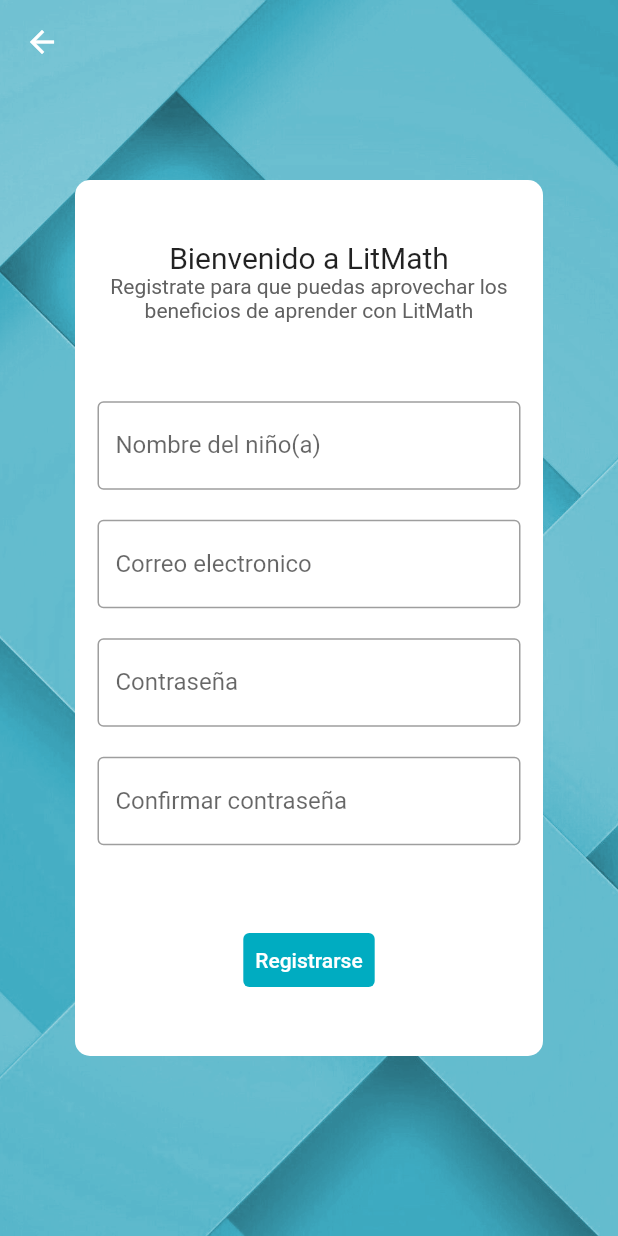
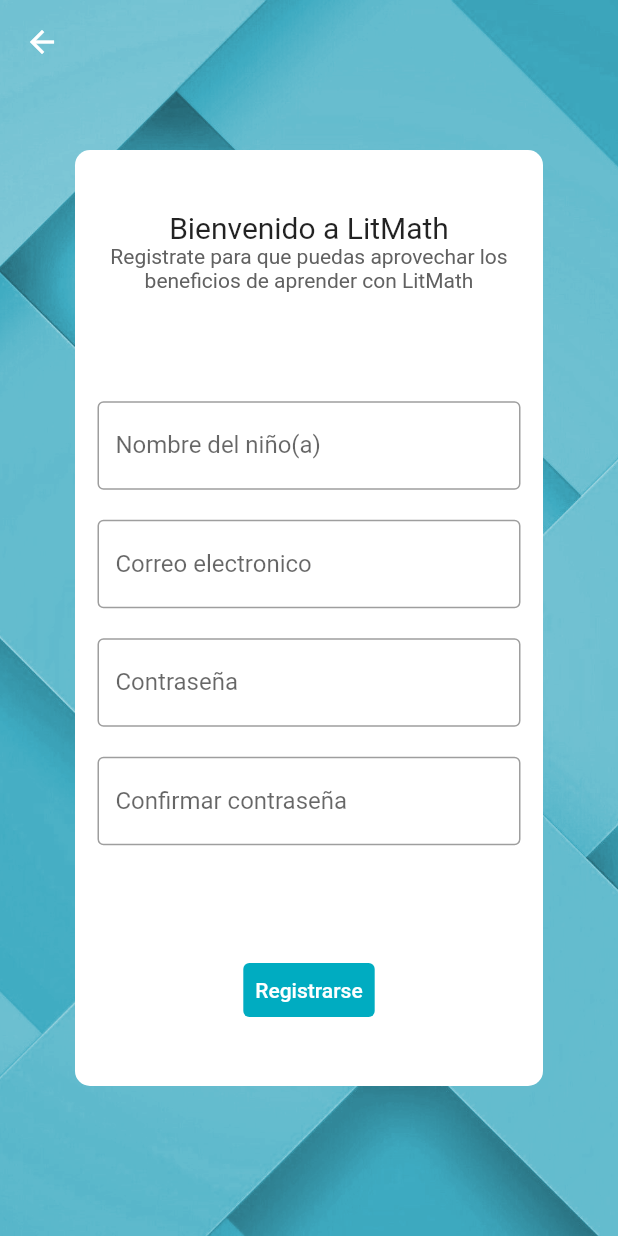
Before and after one commit to OrbitalCardinal/LitMath, a Flutter app: the NewSignUpScreen screen opened by its route, on a phone screen of 412 x 824 dp. Run offline on Flutter 3.47's test engine with Material 2 defaults, Android fonts, the phone set to English and light mode, and no system bars.

Commit message:
Fix for overflow when validation error occurs on SignUp screen

```diff
--- a/litmath/lib/screens/new_signup_screen.dart
+++ b/litmath/lib/screens/new_signup_screen.dart
@@ -84,7 +84,7 @@ class _NewSignUpScreenState extends State<NewSignUpScreen> {
               ),
               Container(
                 margin:
-                    const EdgeInsets.symmetric(horizontal: 50, vertical: 120),
+                    const EdgeInsets.symmetric(horizontal: 50, vertical: 100),
                 decoration: BoxDecoration(
                   borderRadius: BorderRadius.circular(10),
                   color: Colors.white,
```
